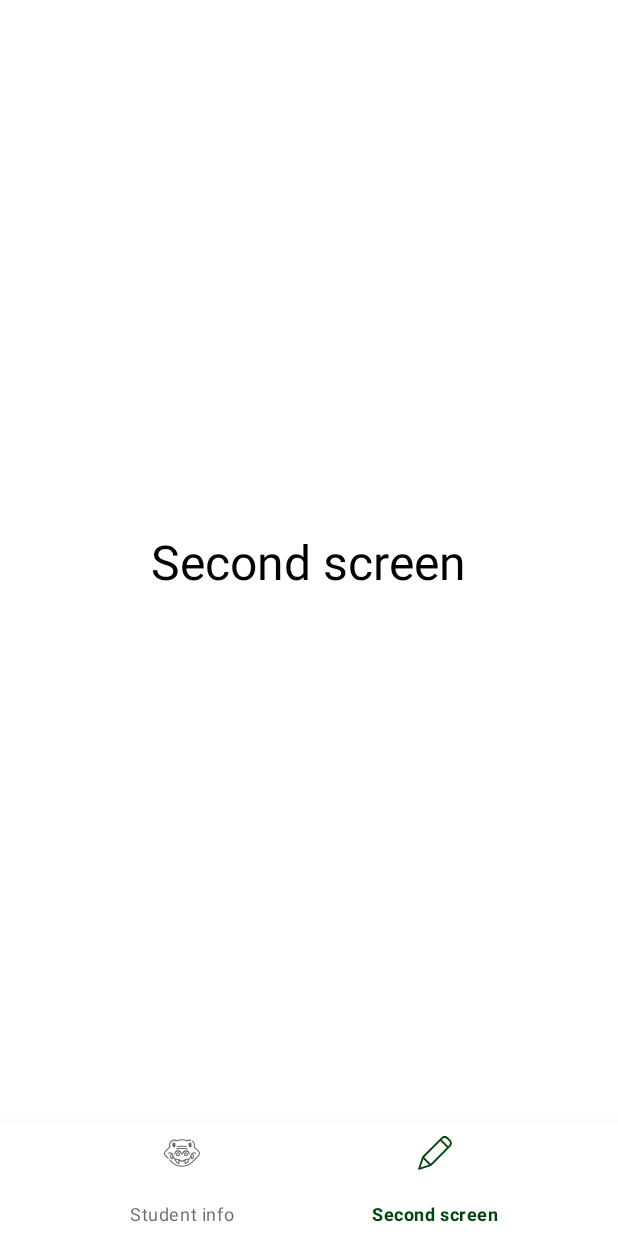
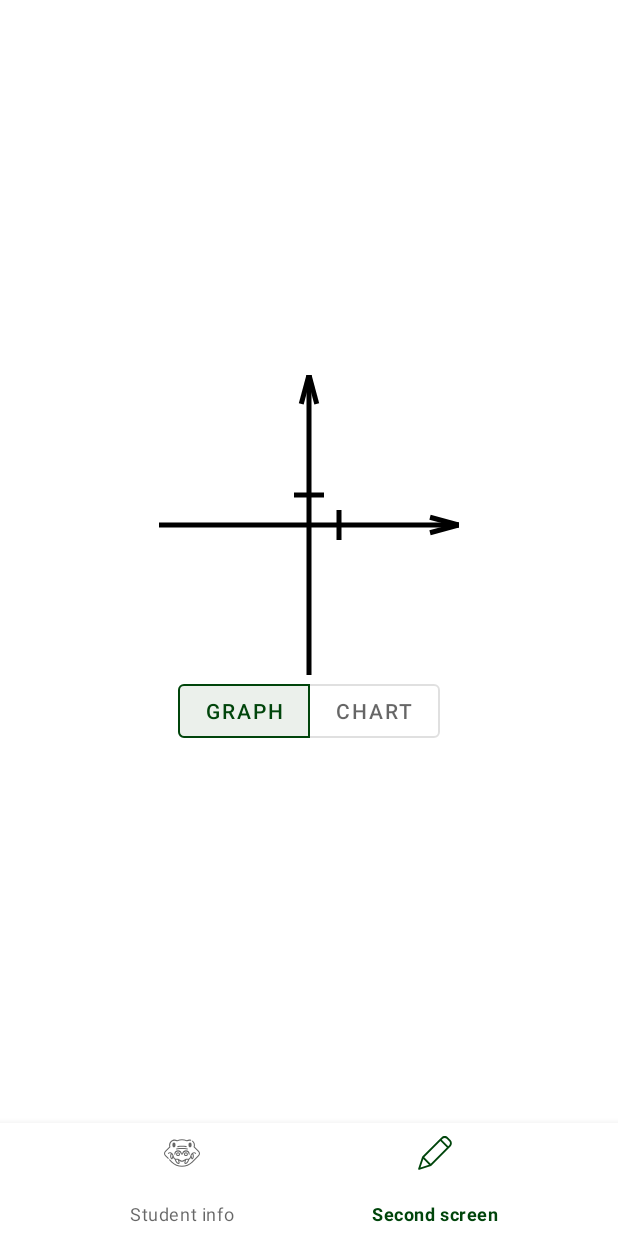
Before and after one commit to ALEGATOR1209/MobileLabs, an Android app: the screen it shows after launch (MainActivity), item 2 of the bottom bar chosen, on a phone screen of 412 x 824 dp. Run offline under Robolectric (Android 15) with nearby library versions, the phone set to English and light mode, and no system bars.

Commit message:
Graph custom view: coordinate axes

```diff
--- a/app/src/main/java/ua/kpi/comsys/ip8410/croconut/MainFragment.kt
+++ b/app/src/main/java/ua/kpi/comsys/ip8410/croconut/MainFragment.kt
@@ -1,8 +1,13 @@
 package ua.kpi.comsys.ip8410.croconut
 
+import android.widget.Toast
 import androidx.fragment.app.Fragment
 
 abstract class MainFragment : Fragment() {
     val mainActivity: MainActivity
         get() = activity as MainActivity
+
+    protected fun shortToast(text: String) {
+        Toast.makeText(requireContext(), text, Toast.LENGTH_SHORT).show()
+    }
 }
--- a/app/src/main/java/ua/kpi/comsys/ip8410/croconut/NavigationFragment.kt
+++ b/app/src/main/java/ua/kpi/comsys/ip8410/croconut/NavigationFragment.kt
@@ -6,7 +6,7 @@ import android.view.View
 import android.view.ViewGroup
 import androidx.annotation.AnimRes
 import ua.kpi.comsys.ip8410.croconut.databinding.FragmentNavigationBinding
-import ua.kpi.comsys.ip8410.croconut.second_screen.SecondScreenFragment
+import ua.kpi.comsys.ip8410.croconut.graph_screen.GraphScreenFragment
 import ua.kpi.comsys.ip8410.croconut.student_info.StudentInfoFragment
 
 class NavigationFragment : MainFragment() {
@@ -14,7 +14,7 @@ class NavigationFragment : MainFragment() {
     private val binding get() = _binding!!
 
     private val studentInfoFragment = StudentInfoFragment()
-    private val secondScreenFragment = SecondScreenFragment()
+    private val graphScreenFragment = GraphScreenFragment()
 
     override fun onCreateView(
         inflater: LayoutInflater,
@@ -38,7 +38,7 @@ class NavigationFragment : MainFragment() {
                     R.anim.slide_to_right
                 )
                 R.id.second_screen -> setCurrentFragment(
-                    secondScreenFragment,
+                    graphScreenFragment,
                     R.anim.slide_from_right,
                     R.anim.slide_to_left
                 )
--- /dev/null
+++ b/app/src/main/java/ua/kpi/comsys/ip8410/croconut/graph_screen/GraphScreenFragment.kt
@@ -0,0 +1,53 @@
+package ua.kpi.comsys.ip8410.croconut.graph_screen
+
+import android.os.Bundle
+import android.view.LayoutInflater
+import android.view.View
+import android.view.ViewGroup
+import ua.kpi.comsys.ip8410.croconut.MainFragment
+import ua.kpi.comsys.ip8410.croconut.R
+import ua.kpi.comsys.ip8410.croconut.databinding.FragmentGraphScreenBinding
+
+class GraphScreenFragment : MainFragment() {
+    private var _binding: FragmentGraphScreenBinding? = null
+    private val binding get() = _binding!!
+
+    override fun onCreateView(
+        inflater: LayoutInflater,
+        container: ViewGroup?,
+        savedInstanceState: Bundle?
+    ): View {
+        _binding = FragmentGraphScreenBinding.inflate(inflater, container, false)
+        return binding.root
+    }
+
+    override fun onViewCreated(view: View, savedInstanceState: Bundle?) {
+        super.onViewCreated(view, savedInstanceState)
+
+        binding.toggleButtonGroup.addOnButtonCheckedListener { group, checkedId, isChecked ->
+            when {
+                checkedId == R.id.buttonGraph && isChecked -> {
+                    group.uncheck(R.id.buttonChart)
+                    showGraph()
+                }
+                checkedId == R.id.buttonChart && isChecked -> {
+                    group.uncheck(R.id.buttonGraph)
+                    showChart()
+                }
+            }
+        }
+    }
+
+    private fun showGraph() {
+        shortToast("Graph!")
+    }
+
+    private fun showChart() {
+        shortToast("Chart!")
+    }
+
+    override fun onDestroyView() {
+        super.onDestroyView()
+        _binding = null
+    }
+}
--- /dev/null
+++ b/app/src/main/java/ua/kpi/comsys/ip8410/croconut/graph_screen/views/GraphView.kt
@@ -0,0 +1,113 @@
+package ua.kpi.comsys.ip8410.croconut.graph_screen.views
+
+import android.content.Context
+import android.graphics.Canvas
+import android.graphics.Color
+import android.graphics.Paint
+import android.util.AttributeSet
+import android.view.View
+import ua.kpi.comsys.ip8410.croconut.R
+import kotlin.math.PI
+import kotlin.math.cos
+import kotlin.math.sin
+
+class GraphView : View {
+    constructor(context: Context) : super(context)
+    constructor(context: Context, attrs: AttributeSet) : super(context, attrs) {
+        readAttrs(attrs)
+    }
+    constructor(context: Context, attrs: AttributeSet?, defStyleAttr: Int) : super(
+        context,
+        attrs,
+        defStyleAttr
+    ) {
+        if (attrs != null) readAttrs(attrs)
+    }
+
+    private val paint = Paint().apply {
+        color = Color.BLACK
+        strokeWidth = 5F
+    }
+    private var xMin = -5
+    private var xMax = 5
+    private var yMin = -5
+    private var yMax = 5
+    private val axesAngle = PI / 12
+
+    private val xSegCount: Int
+        get() = xMax - xMin
+
+    private val ySegCount: Int
+        get() = yMax - yMin
+
+    private val xSegSize: Float
+        get() = width.toFloat() / xSegCount
+
+    private val ySegSize: Float
+        get() = height.toFloat() / ySegCount
+
+
+    private fun readAttrs(attrs: AttributeSet) {
+        with(context.obtainStyledAttributes(attrs, R.styleable.GraphView)) {
+            xMin = getInt(R.styleable.GraphView_xMin, xMin)
+            xMax = getInt(R.styleable.GraphView_xMax, xMax)
+            paint.color = getColor(R.styleable.GraphView_color, paint.color)
+            paint.strokeWidth = getFloat(R.styleable.GraphView_stroke, paint.strokeWidth)
+            recycle()
+        }
+    }
+
+    override fun onDraw(canvas: Canvas?) {
+        if (canvas == null) return
+        drawAxes(canvas)
+    }
+
+    private fun drawAxes(canvas: Canvas) {
+        val abscissaX1 = 0f
+        val abscissaX2 = width.toFloat()
+        val abscissaY = height / 2f
+        canvas.drawLine(abscissaX1, abscissaY, abscissaX2, abscissaY, paint)
+
+        val ordinateY1 = 0f
+        val ordinateY2 = height.toFloat()
+        val ordinateX = width / 2f
+        canvas.drawLine(ordinateX, ordinateY1, ordinateX, ordinateY2, paint)
+
+        val xSegLineX = (abscissaX2 + abscissaX1) / 2f
+        val ySegLineY = (ordinateY1 + ordinateY2) / 2f
+
+        canvas.drawLine(
+            xSegLineX + xSegSize,
+            abscissaY + ySegSize / 2,
+            xSegLineX + xSegSize,
+            abscissaY - ySegSize / 2,
+            paint
+        )
+
+        canvas.drawLine(
+            ordinateX - xSegSize / 2,
+            ySegLineY - ySegSize,
+            ordinateX + xSegSize / 2,
+            ySegLineY - ySegSize,
+            paint
+        )
+
+        val xArrowX2 = abscissaX2
+        val xArrowX1 = (xArrowX2 - xSegSize * cos(axesAngle)).toFloat()
+        val xArrowTopY2 = abscissaY
+        val xArrowTopY1 = (xArrowTopY2 - xSegSize * sin(axesAngle)).toFloat()
+        val xArrowBottomY2 = xArrowTopY2
+        val xArrowBottomY1 = (xArrowTopY2 + xSegSize * sin(axesAngle)).toFloat()
+        canvas.drawLine(xArrowX1, xArrowTopY1, xArrowX2, xArrowTopY2, paint)
+        canvas.drawLine(xArrowX1, xArrowBottomY1, xArrowX2, xArrowBottomY2, paint)
+
+        val yArrowY1 = ordinateY1
+        val yArrowY2 = (yArrowY1 + ySegSize * sin(PI / 2 - axesAngle)).toFloat()
+        val yArrowLeftX1 = ordinateX
+        val yArrowLeftX2 = (yArrowLeftX1 - ySegSize * cos(PI / 2 - axesAngle)).toFloat()
+        val yArrowRightX1 = yArrowLeftX1
+        val yArrowRightX2 = (yArrowRightX1 + ySegSize * cos(PI / 2 - axesAngle)).toFloat()
+        canvas.drawLine(yArrowLeftX1, yArrowY1, yArrowLeftX2, yArrowY2, paint)
+        canvas.drawLine(yArrowRightX1, yArrowY1, yArrowRightX2, yArrowY2, paint)
+    }
+}
--- a/app/src/main/java/ua/kpi/comsys/ip8410/croconut/second_screen/SecondScreenFragment.kt
+++ /dev/null
@@ -1,27 +0,0 @@
-package ua.kpi.comsys.ip8410.croconut.second_screen
-
-import android.os.Bundle
-import android.view.LayoutInflater
-import android.view.View
-import android.view.ViewGroup
-import ua.kpi.comsys.ip8410.croconut.MainFragment
-import ua.kpi.comsys.ip8410.croconut.databinding.FragmentSecondScreenBinding
-
-class SecondScreenFragment : MainFragment() {
-    private var _binding: FragmentSecondScreenBinding? = null
-    private val binding get() = _binding!!
-
-    override fun onCreateView(
-        inflater: LayoutInflater,
-        container: ViewGroup?,
-        savedInstanceState: Bundle?
-    ): View {
-        _binding = FragmentSecondScreenBinding.inflate(inflater, container, false)
-        return binding.root
-    }
-
-    override fun onDestroyView() {
-        super.onDestroyView()
-        _binding = null
-    }
-}
--- /dev/null
+++ b/app/src/main/res/layout/fragment_graph_screen.xml
@@ -0,0 +1,33 @@
+<?xml version="1.0" encoding="utf-8"?>
+<LinearLayout xmlns:android="http://schemas.android.com/apk/res/android"
+    xmlns:app="http://schemas.android.com/apk/res-auto"
+    android:gravity="center"
+    android:orientation="vertical"
+    android:layout_width="match_parent"
+    android:layout_height="match_parent">
+    <ua.kpi.comsys.ip8410.croconut.graph_screen.views.GraphView
+        app:xMin="-5"
+        app:xMax="5"
+        app:color="@color/black"
+        app:stroke="5"
+        android:layout_width="200dp"
+        android:layout_height="200dp"/>
+    <com.google.android.material.button.MaterialButtonToggleGroup
+        android:id="@+id/toggle_button_group"
+        app:checkedButton="@+id/buttonGraph"
+        android:layout_width="wrap_content"
+        android:layout_height="wrap_content">
+        <com.google.android.material.button.MaterialButton
+            android:id="@+id/buttonGraph"
+            style="?attr/materialButtonOutlinedStyle"
+            android:layout_width="wrap_content"
+            android:layout_height="wrap_content"
+            android:text="@string/graph"/>
+        <com.google.android.material.button.MaterialButton
+            android:id="@+id/buttonChart"
+            style="?attr/materialButtonOutlinedStyle"
+            android:layout_width="wrap_content"
+            android:layout_height="wrap_content"
+            android:text="@string/chart"/>
+    </com.google.android.material.button.MaterialButtonToggleGroup>
+</LinearLayout>
--- a/app/src/main/res/layout/fragment_second_screen.xml
+++ /dev/null
@@ -1,13 +0,0 @@
-<?xml version="1.0" encoding="utf-8"?>
-<LinearLayout
-    xmlns:android="http://schemas.android.com/apk/res/android"
-    android:gravity="center"
-    android:layout_width="match_parent"
-    android:layout_height="match_parent">
-    <TextView
-        android:text="@string/second_screen"
-        android:textColor="?attr/textPrimary"
-        android:textSize="32sp"
-        android:layout_width="wrap_content"
-        android:layout_height="wrap_content"/>
-</LinearLayout>
--- a/app/src/main/res/values/attrs.xml
+++ b/app/src/main/res/values/attrs.xml
@@ -1,4 +1,10 @@
 <?xml version="1.0" encoding="utf-8"?>
 <resources>
     <attr name="textPrimary" format="color" />
+    <declare-styleable name="GraphView">
+        <attr name="xMin" format="integer"/>
+        <attr name="xMax" format="integer"/>
+        <attr name="color" format="color"/>
+        <attr name="stroke" format="float"/>
+    </declare-styleable>
 </resources>
--- a/app/src/main/res/values/strings.xml
+++ b/app/src/main/res/values/strings.xml
@@ -3,4 +3,6 @@
     <string name="student_info">Student info</string>
     <string name="second_screen">Second screen</string>
     <string name="student_info_desc">Ковалишин Олег\nГрупа ІП-84\nЗК ІП-8410</string>
+    <string name="graph">Graph</string>
+    <string name="chart">Chart</string>
 </resources>
```
